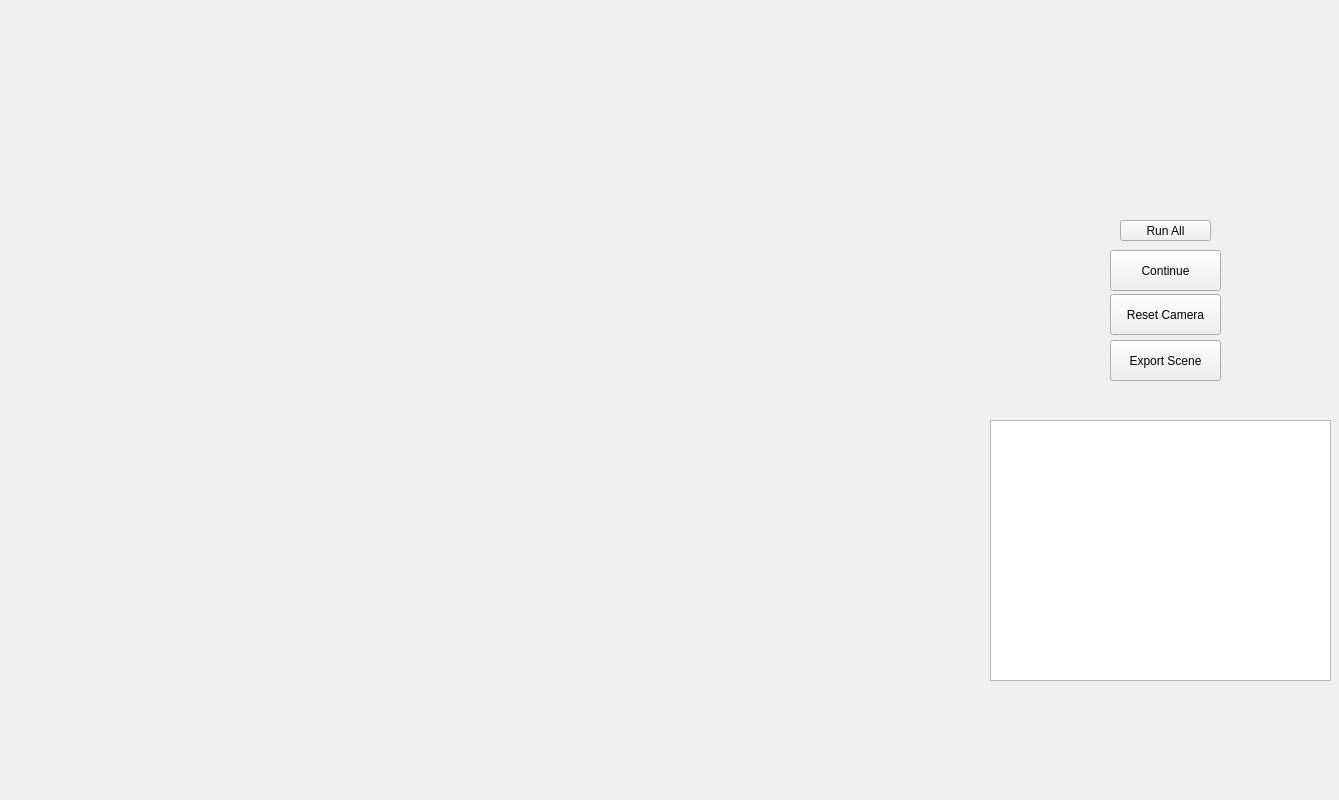
Qt form window.ui (DrJPepper/primitives-visualizer) before a commit.
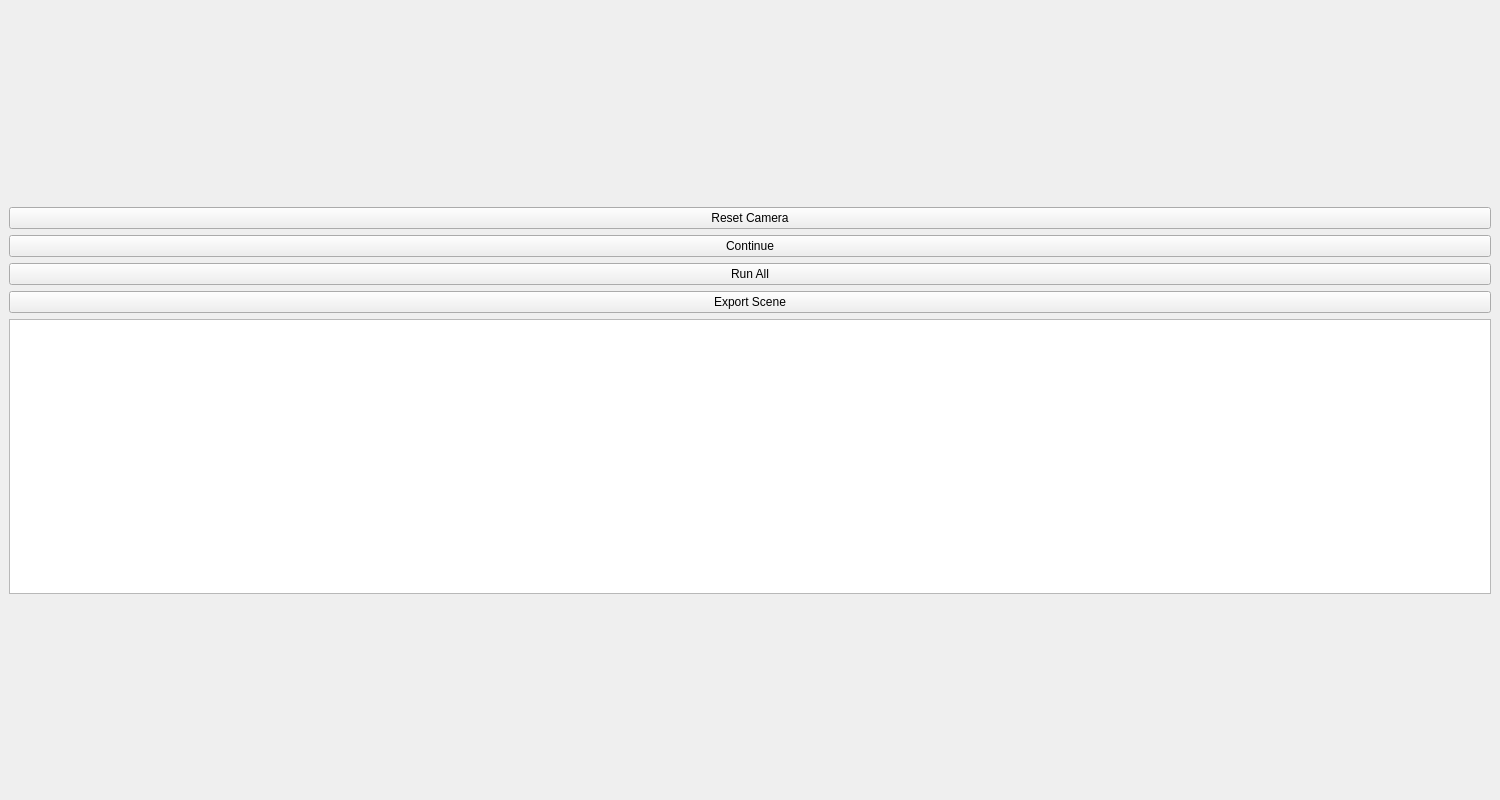
The same form after that commit.

Commit message: Updated for new json value names

```diff
--- a/window.ui
+++ b/window.ui
@@ -6,7 +6,7 @@
    <rect>
     <x>0</x>
     <y>0</y>
-    <width>1339</width>
+    <width>1500</width>
     <height>800</height>
    </rect>
   </property>
@@ -14,78 +14,139 @@
    <string>Main Window</string>
   </property>
   <widget class="QWidget" name="centralwidget">
-   <widget class="QTextBrowser" name="infoBox">
-    <property name="geometry">
-     <rect>
-      <x>990</x>
-      <y>420</y>
-      <width>341</width>
-      <height>261</height>
-     </rect>
-    </property>
-   </widget>
-   <widget class="QPushButton" name="centerButton">
-    <property name="geometry">
-     <rect>
-      <x>1110</x>
-      <y>294</y>
-      <width>111</width>
-      <height>41</height>
-     </rect>
-    </property>
-    <property name="text">
-     <string>Reset Camera</string>
-    </property>
-   </widget>
-   <widget class="QFrame" name="qvtkFrame">
-    <property name="geometry">
-     <rect>
-      <x>10</x>
-      <y>10</y>
-      <width>971</width>
-      <height>781</height>
-     </rect>
-    </property>
-   </widget>
-   <widget class="QPushButton" name="exportButton">
-    <property name="geometry">
-     <rect>
-      <x>1110</x>
-      <y>340</y>
-      <width>111</width>
-      <height>41</height>
-     </rect>
-    </property>
-    <property name="text">
-     <string>Export Scene</string>
-    </property>
-   </widget>
-   <widget class="QPushButton" name="continueButton">
-    <property name="geometry">
-     <rect>
-      <x>1110</x>
-      <y>250</y>
-      <width>111</width>
-      <height>41</height>
-     </rect>
-    </property>
-    <property name="text">
-     <string>Continue</string>
-    </property>
-   </widget>
-   <widget class="QPushButton" name="runallButton">
-    <property name="geometry">
-     <rect>
-      <x>1120</x>
-      <y>220</y>
-      <width>91</width>
-      <height>21</height>
-     </rect>
-    </property>
-    <property name="text">
-     <string>Run All</string>
-    </property>
-   </widget>
+   <property name="sizePolicy">
+    <sizepolicy hsizetype="Maximum" vsizetype="Maximum">
+     <horstretch>0</horstretch>
+     <verstretch>0</verstretch>
+    </sizepolicy>
+   </property>
+   <layout class="QGridLayout" name="gridLayout">
+    <item row="0" column="0">
+     <layout class="QHBoxLayout" name="horizontalLayout">
+      <item>
+       <layout class="QHBoxLayout" name="horizontalLayout_2">
+        <item>
+         <spacer name="horizontalSpacer">
+          <property name="orientation">
+           <enum>Qt::Horizontal</enum>
+          </property>
+          <property name="sizeType">
+           <enum>QSizePolicy::Minimum</enum>
+          </property>
+          <property name="sizeHint" stdset="0">
+           <size>
+            <width>0</width>
+            <height>20</height>
+           </size>
+          </property>
+         </spacer>
+        </item>
+       </layout>
+      </item>
+      <item>
+       <layout class="QVBoxLayout" name="verticalLayout">
+        <item>
+         <spacer name="verticalSpacer">
+          <property name="orientation">
+           <enum>Qt::Vertical</enum>
+          </property>
+          <property name="sizeHint" stdset="0">
+           <size>
+            <width>20</width>
+            <height>40</height>
+           </size>
+          </property>
+         </spacer>
+        </item>
+        <item>
+         <widget class="QPushButton" name="centerButton">
+          <property name="sizePolicy">
+           <sizepolicy hsizetype="Minimum" vsizetype="Fixed">
+            <horstretch>0</horstretch>
+            <verstretch>0</verstretch>
+           </sizepolicy>
+          </property>
+          <property name="text">
+           <string>Reset Camera</string>
+          </property>
+         </widget>
+        </item>
+        <item>
+         <widget class="QPushButton" name="continueButton">
+          <property name="sizePolicy">
+           <sizepolicy hsizetype="Minimum" vsizetype="Fixed">
+            <horstretch>0</horstretch>
+            <verstretch>0</verstretch>
+           </sizepolicy>
+          </property>
+          <property name="text">
+           <string>Continue</string>
+          </property>
+         </widget>
+        </item>
+        <item>
+         <widget class="QPushButton" name="runallButton">
+          <property name="sizePolicy">
+           <sizepolicy hsizetype="Minimum" vsizetype="Fixed">
+            <horstretch>0</horstretch>
+            <verstretch>0</verstretch>
+           </sizepolicy>
+          </property>
+          <property name="text">
+           <string>Run All</string>
+          </property>
+         </widget>
+        </item>
+        <item>
+         <widget class="QPushButton" name="exportButton">
+          <property name="sizePolicy">
+           <sizepolicy hsizetype="Minimum" vsizetype="Fixed">
+            <horstretch>0</horstretch>
+            <verstretch>0</verstretch>
+           </sizepolicy>
+          </property>
+          <property name="text">
+           <string>Export Scene</string>
+          </property>
+         </widget>
+        </item>
+        <item>
+         <widget class="QTextBrowser" name="infoBox">
+          <property name="sizePolicy">
+           <sizepolicy hsizetype="Minimum" vsizetype="Preferred">
+            <horstretch>0</horstretch>
+            <verstretch>0</verstretch>
+           </sizepolicy>
+          </property>
+          <property name="minimumSize">
+           <size>
+            <width>0</width>
+            <height>275</height>
+           </size>
+          </property>
+         </widget>
+        </item>
+        <item>
+         <spacer name="verticalSpacer_2">
+          <property name="orientation">
+           <enum>Qt::Vertical</enum>
+          </property>
+          <property name="sizeType">
+           <enum>QSizePolicy::Expanding</enum>
+          </property>
+          <property name="sizeHint" stdset="0">
+           <size>
+            <width>20</width>
+            <height>150</height>
+           </size>
+          </property>
+         </spacer>
+        </item>
+       </layout>
+      </item>
+     </layout>
+    </item>
+   </layout>
   </widget>
  </widget>
  <resources/>
```
The commit also changes 1 other file.
